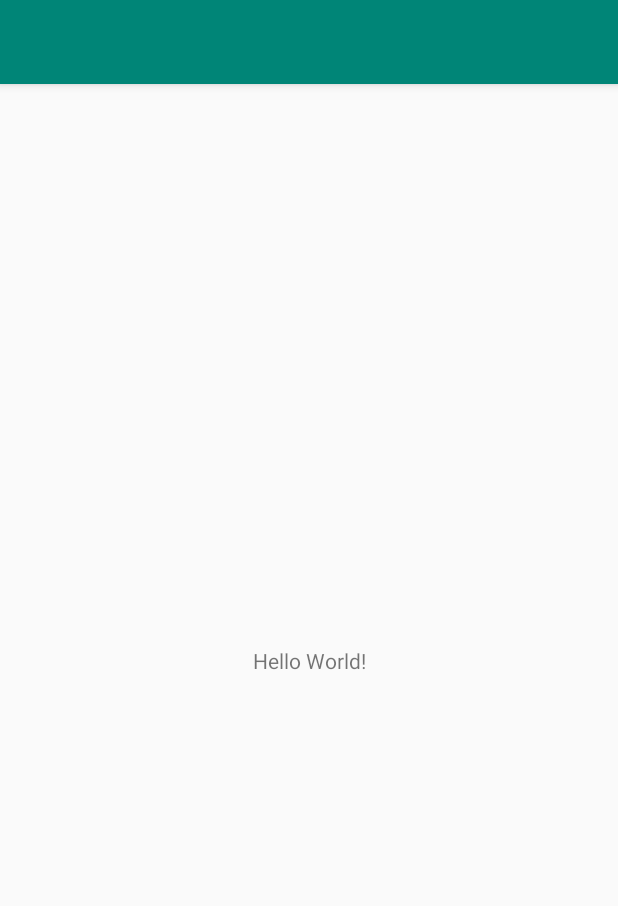
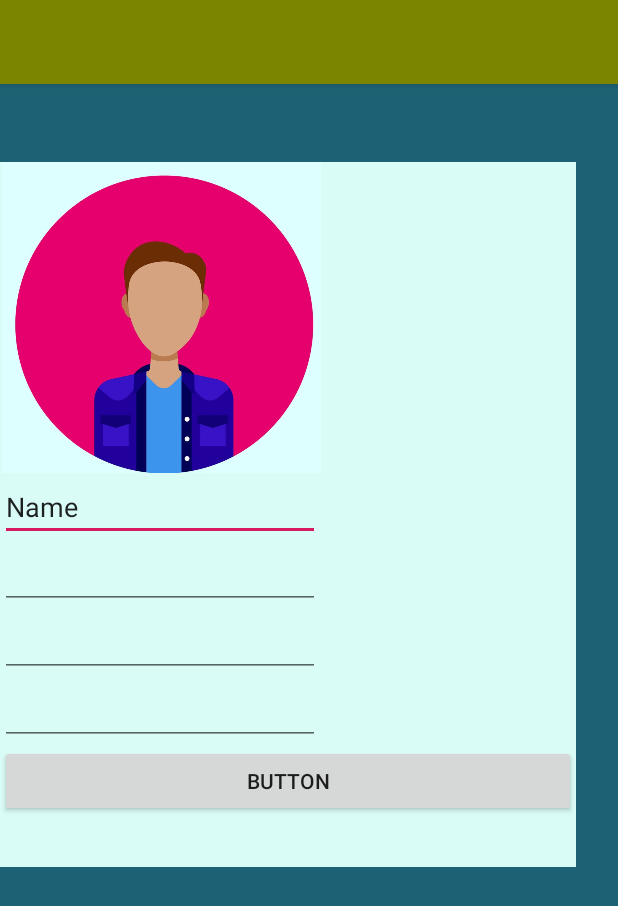
Before and after one commit to Rmyssnl/name, an Android app: the screen it shows after launch (MainActivity), on a phone screen of 412 x 824 dp. Shown: the top 906 px of the screen. Run offline under Robolectric (Android 15) with nearby library versions, the phone set to English and light mode, and no system bars.

Commit message:
proje tamam

```diff
--- a/app/src/main/AndroidManifest.xml
+++ b/app/src/main/AndroidManifest.xml
@@ -9,6 +9,7 @@
         android:roundIcon="@mipmap/ic_launcher_round"
         android:supportsRtl="true"
         android:theme="@style/AppTheme">
+        <activity android:name=".Main2Activity"></activity>
         <activity android:name=".MainActivity">
             <intent-filter>
                 <action android:name="android.intent.action.MAIN" />
--- a/app/src/main/java/com/example/name/Main2Activity.java
+++ b/app/src/main/java/com/example/name/Main2Activity.java
@@ -3,6 +3,9 @@ package com.example.name;
 import androidx.appcompat.app.AppCompatActivity;
 
 import android.os.Bundle;
+import android.widget.TextView;
+
+import java.util.jar.Attributes;
 
 public class Main2Activity extends AppCompatActivity {
 
@@ -10,5 +13,10 @@ public class Main2Activity extends AppCompatActivity {
     protected void onCreate(Bundle savedInstanceState) {
         super.onCreate(savedInstanceState);
         setContentView(R.layout.activity_main2);
+
+
+        String adSoyad = getIntent().getStringExtra("Name");
+        TextView textViewName = findViewById(R.id.textView);
+        textViewName.setText("Hoşgeldin " + adSoyad);
     }
 }
--- a/app/src/main/java/com/example/name/MainActivity.java
+++ b/app/src/main/java/com/example/name/MainActivity.java
@@ -1,13 +1,43 @@
 package com.example.name;
 
 import androidx.appcompat.app.AppCompatActivity;
+
+import android.content.Intent;
 import android.os.Bundle;
+import android.view.View;
+import android.widget.Button;
+import android.widget.EditText;
+import android.widget.ImageView;
 
 public class MainActivity extends AppCompatActivity {
+
+    ImageView imageView14;
+    EditText editText4;
+    EditText editText5;
+    EditText editText6;
+    EditText editText7;
+    Button button2;
+
+
 
     @Override
     protected void onCreate(Bundle savedInstanceState) {
         super.onCreate(savedInstanceState);
         setContentView(R.layout.activity_main);
+
+        imageView14= findViewById(R.id.imageView14);
+        editText4= findViewById(R.id.editText4);
+        editText5= findViewById(R.id.editText5);
+        editText6= findViewById(R.id.editText6);
+        editText7= findViewById(R.id.editText7);
+        button2= findViewById(R.id.button2);
+
+    }
+
+
+    public void changeactivity(View view) {
+        Intent intent = new Intent(MainActivity.this, Main2Activity.class);
+        intent.putExtra("Name", editText4.getText().toString());
+        startActivity(intent);
     }
 }
--- a/app/src/main/res/layout/activity_main.xml
+++ b/app/src/main/res/layout/activity_main.xml
@@ -1,19 +1,84 @@
 <?xml version="1.0" encoding="utf-8"?>
-<androidx.constraintlayout.widget.ConstraintLayout
-    xmlns:android="http://schemas.android.com/apk/res/android"
+<androidx.constraintlayout.widget.ConstraintLayout xmlns:android="http://schemas.android.com/apk/res/android"
+    xmlns:app="http://schemas.android.com/apk/res-auto"
     xmlns:tools="http://schemas.android.com/tools"
-    xmlns:app="http://schemas.android.com/apk/res-auto"
     android:layout_width="match_parent"
     android:layout_height="match_parent"
+    android:background="#1D6274"
     tools:context=".MainActivity">
 
-    <TextView
-        android:layout_width="wrap_content"
-        android:layout_height="wrap_content"
-        android:text="Hello World!"
-        app:layout_constraintBottom_toBottomOf="parent"
-        app:layout_constraintLeft_toLeftOf="parent"
-        app:layout_constraintRight_toRightOf="parent"
-        app:layout_constraintTop_toTopOf="parent" />
+    <LinearLayout
+        android:id="@+id/linearLayout"
+        android:layout_width="384dp"
+        android:layout_height="470dp"
+        android:layout_marginTop="52dp"
+        android:background="#718D94"
+        android:backgroundTint="#DAFCF7"
+        android:orientation="vertical"
+        app:layout_constraintTop_toTopOf="parent"
+        tools:layout_editor_absoluteX="8dp">
 
+        <ImageView
+            android:id="@+id/imageView14"
+            android:layout_width="215dp"
+            android:layout_height="207dp"
+            app:srcCompat="@drawable/aaa" />
+
+        <EditText
+            android:id="@+id/editText4"
+            android:layout_width="wrap_content"
+            android:layout_height="wrap_content"
+            android:ems="10"
+            android:inputType="textPersonName"
+            android:text="Name"
+            android:textAllCaps="true"
+            android:textColorLink="#AA1212"
+            android:textCursorDrawable="@color/colorPrimary"
+            android:textDirection="firstStrongLtr"
+            tools:layout_conversion_absoluteHeight="45dp"
+            tools:layout_conversion_absoluteWidth="408dp"
+            tools:layout_editor_absoluteX="1dp"
+            tools:layout_editor_absoluteY="264dp" />
+
+        <EditText
+            android:id="@+id/editText5"
+            android:layout_width="wrap_content"
+            android:layout_height="wrap_content"
+            android:ems="10"
+            android:inputType="textPassword"
+            tools:layout_conversion_absoluteHeight="45dp"
+            tools:layout_conversion_absoluteWidth="408dp"
+            tools:layout_editor_absoluteX="1dp"
+            tools:layout_editor_absoluteY="309dp" />
+
+        <EditText
+            android:id="@+id/editText6"
+            android:layout_width="wrap_content"
+            android:layout_height="wrap_content"
+            android:ems="10"
+            android:inputType="textEmailAddress"
+            tools:layout_conversion_absoluteHeight="45dp"
+            tools:layout_conversion_absoluteWidth="408dp"
+            tools:layout_editor_absoluteX="1dp"
+            tools:layout_editor_absoluteY="354dp" />
+
+        <EditText
+            android:id="@+id/editText7"
+            android:layout_width="wrap_content"
+            android:layout_height="wrap_content"
+            android:ems="10"
+            android:inputType="phone"
+            tools:layout_conversion_absoluteHeight="45dp"
+            tools:layout_conversion_absoluteWidth="408dp"
+            tools:layout_editor_absoluteX="1dp"
+            tools:layout_editor_absoluteY="399dp" />
+
+        <Button
+            android:id="@+id/button2"
+            android:layout_width="match_parent"
+            android:layout_height="wrap_content"
+            android:onClick="changeactivity"
+            android:text="Button" />
+
+    </LinearLayout>
 </androidx.constraintlayout.widget.ConstraintLayout>
--- a/app/src/main/res/layout/activity_main2.xml
+++ b/app/src/main/res/layout/activity_main2.xml
@@ -9,14 +9,16 @@
     <TextView
         android:id="@+id/textView"
         android:layout_width="wrap_content"
-        android:layout_height="20dp"
+        android:layout_height="18dp"
         android:layout_marginStart="164dp"
-        android:layout_marginTop="280dp"
+        android:layout_marginTop="8dp"
         android:layout_marginEnd="189dp"
         android:layout_marginBottom="431dp"
         android:text="TextView"
         app:layout_constraintBottom_toBottomOf="parent"
         app:layout_constraintEnd_toEndOf="parent"
+        app:layout_constraintHorizontal_bias="0.0"
         app:layout_constraintStart_toStartOf="parent"
-        app:layout_constraintTop_toTopOf="parent" />
+        app:layout_constraintTop_toTopOf="parent"
+        app:layout_constraintVertical_bias="0.875" />
 </androidx.constraintlayout.widget.ConstraintLayout>
--- a/app/src/main/res/values/colors.xml
+++ b/app/src/main/res/values/colors.xml
@@ -1,6 +1,6 @@
 <?xml version="1.0" encoding="utf-8"?>
 <resources>
-    <color name="colorPrimary">#008577</color>
+    <color name="colorPrimary">#7C8500</color>
     <color name="colorPrimaryDark">#00574B</color>
     <color name="colorAccent">#D81B60</color>
 </resources>
```
